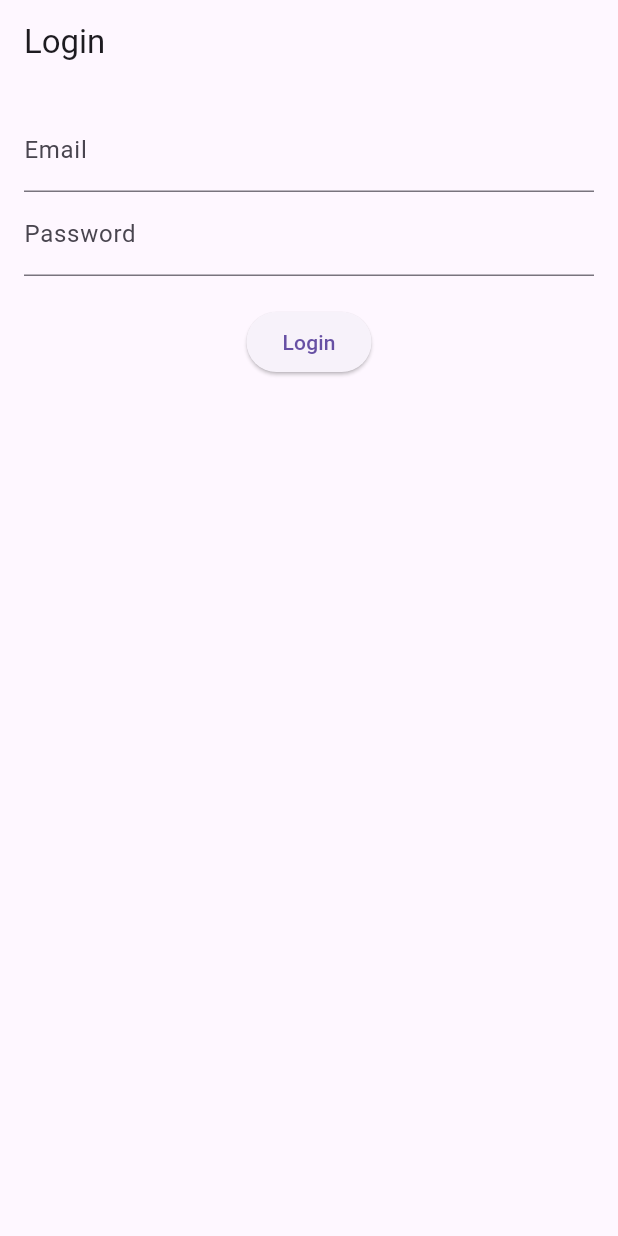
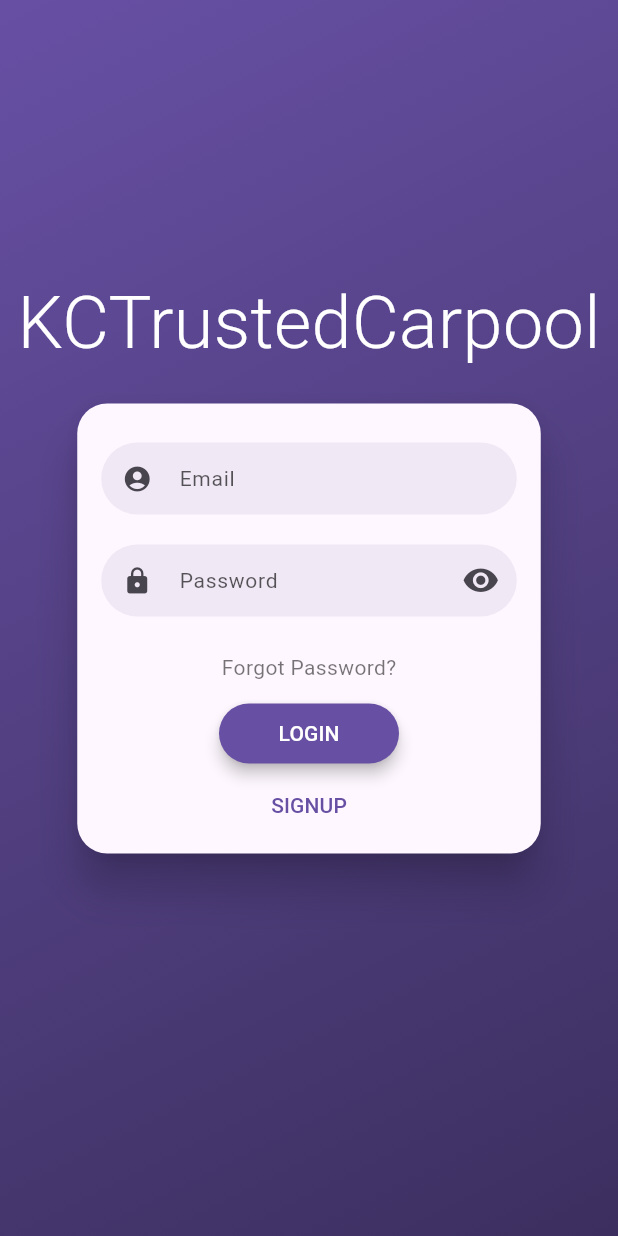
Before and after one commit to knjain1995/kctrustedcarpool, a Flutter app: the screen it shows after launch, on a phone screen of 412 x 824 dp. Run offline on Flutter 3.47's test engine with Material 3 defaults, Android fonts, the phone set to English and light mode, and no system bars; drawn by our look-alikes of flutter_login; our stand-ins replace firebase_auth, firebase_core; accounts and stored records are empty.

Commit message:
implemented basic login functionality with flutter login

```diff
--- a/lib/main.dart
+++ b/lib/main.dart
@@ -1,7 +1,8 @@
 import 'package:flutter/material.dart';
 import 'package:firebase_core/firebase_core.dart';
 import 'package:provider/provider.dart';
-import 'screens/login/login_screen.dart';
+import 'screens/login/login.dart';
+import 'screens/root.dart';
 import 'providers/user_state.dart';
 
 void main() async {
@@ -17,7 +18,11 @@
       create: (context) => UserState(),
       child: MaterialApp(
         title: 'KCTrustedCarpool',
-        home: LoginScreen(),
+        initialRoute: LoginScreen.routeName,
+        routes: {
+          LoginScreen.routeName: (context) => LoginScreen(),
+          RootScreen.routeName: (context) => RootScreen(),
+        },
       ),
     );
   }
--- /dev/null
+++ b/lib/screens/login/login.dart
@@ -0,0 +1,39 @@
+import 'package:flutter/material.dart';
+import 'package:flutter_login/flutter_login.dart';
+import '../../cloud_functions/firebase_function.dart';
+import '../../providers/user_state.dart';
+import '../root.dart';
+import 'package:provider/provider.dart';
+
+class LoginScreen extends StatelessWidget {
+  static const routeName = '/login';
+
+  Duration get loginTime => const Duration(milliseconds: 1000);
+
+  Future<String?> _handleLogin(BuildContext context, String email, String password) async {
+    try {
+      final user = await FirebaseFunctions.fetchUserByEmail(email);
+      if (user != null) {
+        Provider.of<UserState>(context, listen: false).setCurrentUser(user);
+        return null; // Success
+      } else {
+        return "User not found";
+      }
+    } catch (e) {
+      return e.toString();
+    }
+  }
+
+  @override
+  Widget build(BuildContext context) {
+    return FlutterLogin(
+      title: 'KCTrustedCarpool',
+      onLogin: (loginData) => _handleLogin(context, loginData.name, loginData.password),
+      onSignup: (_) async => "Signup not implemented",
+      onRecoverPassword: (_) async => "Recover password not implemented",
+      onSubmitAnimationCompleted: () {
+        Navigator.of(context).pushReplacementNamed(RootScreen.routeName);
+      },
+    );
+  }
+}
--- a/lib/screens/login/login_screen.dart
+++ /dev/null
@@ -1,44 +0,0 @@
-import 'package:flutter/material.dart';
-import 'package:provider/provider.dart';
-import '../../../providers/user_state.dart';
-
-class LoginScreen extends StatefulWidget {
-  @override
-  _LoginScreenState createState() => _LoginScreenState();
-}
-
-class _LoginScreenState extends State<LoginScreen> {
-  final TextEditingController _emailController = TextEditingController();
-  final TextEditingController _passwordController = TextEditingController();
-
-  @override
-  Widget build(BuildContext context) {
-    return Scaffold(
-      appBar: AppBar(title: Text("Login")),
-      body: Padding(
-        padding: EdgeInsets.all(16.0),
-        child: Column(
-          children: [
-            TextField(
-              controller: _emailController,
-              decoration: InputDecoration(labelText: "Email"),
-            ),
-            TextField(
-              controller: _passwordController,
-              decoration: InputDecoration(labelText: "Password"),
-              obscureText: true,
-            ),
-            SizedBox(height: 20),
-            ElevatedButton(
-              onPressed: () {
-                Provider.of<UserState>(context, listen: false)
-                    .login(_emailController.text, _passwordController.text);
-              },
-              child: Text("Login"),
-            ),
-          ],
-        ),
-      ),
-    );
-  }
-}
--- a/pubspec.yaml
+++ b/pubspec.yaml
@@ -37,6 +37,7 @@ dependencies:
   firebase_core: ^3.8.0
   firebase_auth: ^5.3.3
   provider: ^6.1.2
+  flutter_login: ^5.0.0
 
 dev_dependencies:
   flutter_test:
```
Also changed, not shown: lib/cloud_functions/firebase_function.dart (added, +18 -0 lines), lib/providers/user_state.dart (+7 -1 lines), lib/screens/root.dart (added, +13 -0 lines), pubspec.lock, 5 other files.
